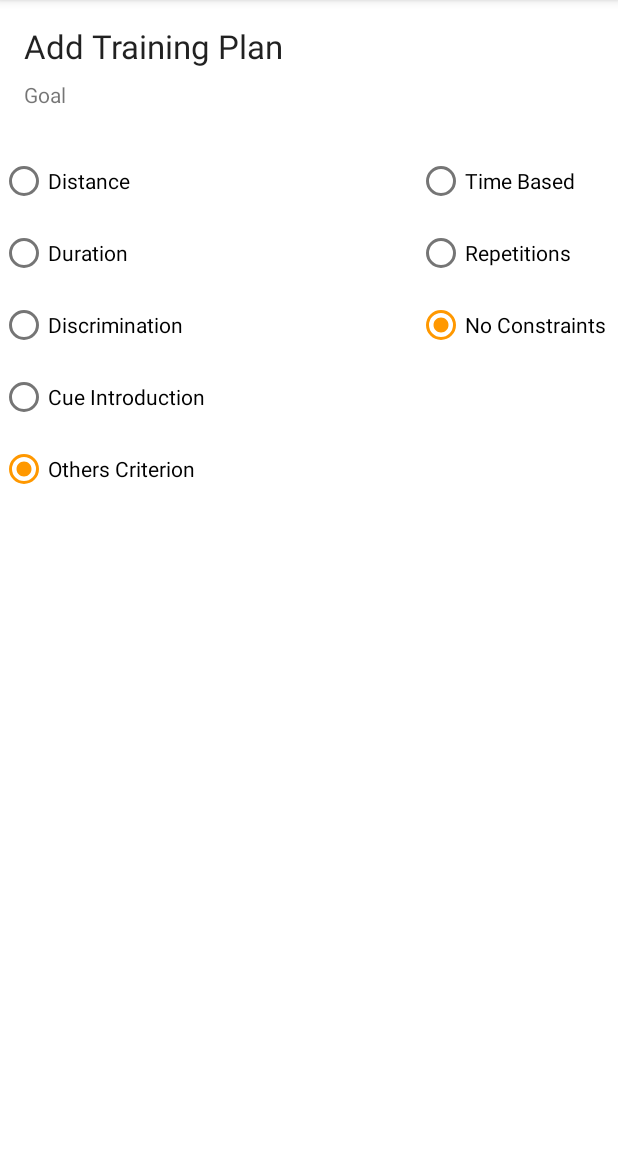
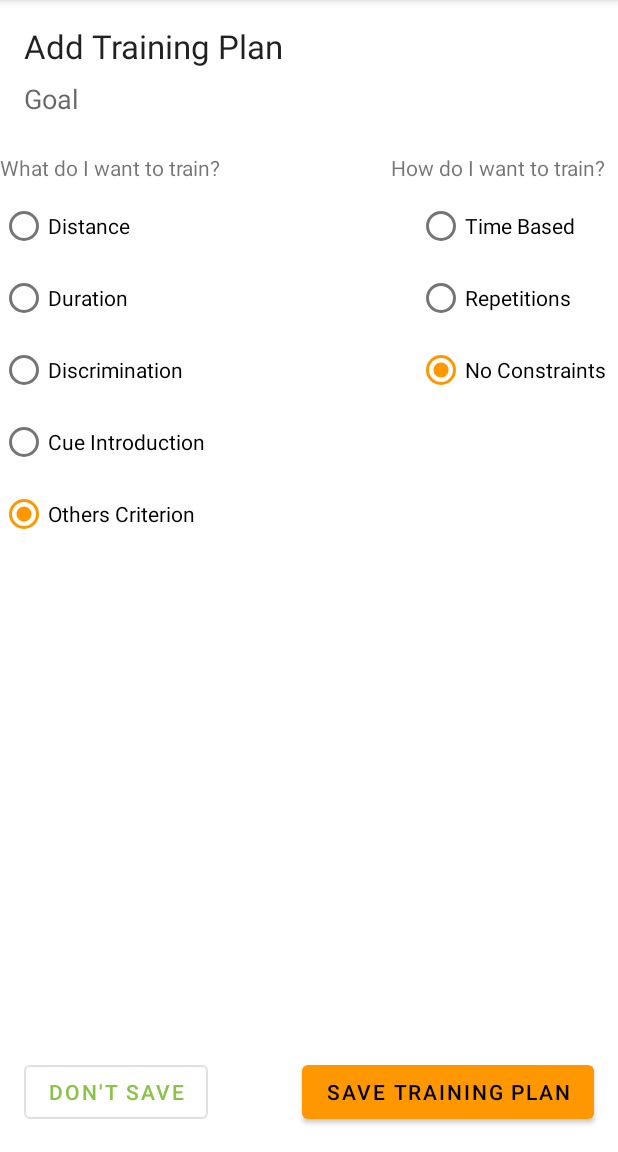
Before and after one commit to Joerg-Schultz/PlanTrainDoc, an Android app: the AddPlanFragment screen opened through its navigation route, on a phone screen of 412 x 824 dp, the part 84-1236 px from its top. Run offline under Robolectric (Android 15) with nearby library versions, the phone set to English and light mode, and no system bars; our stand-ins replace Dagger/Hilt's generated code; 5 statements that could not run were skipped.

Commit message:
Improved Layout

```diff
--- a/app/src/main/java/de/tierwohlteam/android/plantraindoc_v1/fragments/AddPlanFragment.kt
+++ b/app/src/main/java/de/tierwohlteam/android/plantraindoc_v1/fragments/AddPlanFragment.kt
@@ -32,6 +32,7 @@ class AddPlanFragment : Fragment() {
     override fun onViewCreated(view: View, savedInstanceState: Bundle?) {
         super.onViewCreated(view, savedInstanceState)
         subscribeToObservers()
+        binding.tvGoalforplan.text = viewModel.selectedGoal.value?.goal ?: "No goal defined"
     }
 
     private fun subscribeToObservers() {
--- a/app/src/main/res/layout/add_plan_fragment.xml
+++ b/app/src/main/res/layout/add_plan_fragment.xml
@@ -20,18 +20,36 @@
 
     <TextView
             android:text="@string/goal"
+            android:textAppearance="@style/TextAppearance.AppCompat.Medium"
             android:layout_width="0dp"
-            android:layout_height="wrap_content" android:id="@+id/tv_goalforplan"
+            android:layout_height="wrap_content"
+            android:id="@+id/tv_goalforplan"
             app:layout_constraintTop_toBottomOf="@+id/add_training_header"
-            app:layout_constraintStart_toStartOf="@+id/rg_criteria" app:layout_constraintEnd_toEndOf="@+id/rg_type"
-            android:layout_marginTop="8dp" android:layout_marginStart="16dp" android:layout_marginEnd="16dp"/>
+            app:layout_constraintStart_toStartOf="@+id/rg_criteria"
+            app:layout_constraintEnd_toEndOf="@+id/rg_type"
+            android:layout_marginTop="8dp"
+            android:layout_marginStart="16dp"
+            android:layout_marginEnd="16dp"/>
+
+    <TextView
+            android:text="@string/what_do_i_want_to_train"
+            android:layout_width="wrap_content"
+            android:layout_height="wrap_content" android:id="@+id/tv_traninghelper"
+            app:layout_constraintStart_toStartOf="@+id/rg_criteria"
+            app:layout_constraintTop_toBottomOf="@+id/tv_goalforplan" android:layout_marginTop="24dp"/>
+    <TextView
+            android:text="@string/how_do_i_want_to_train"
+            android:layout_width="wrap_content"
+            android:layout_height="wrap_content" android:id="@+id/tv_training_constraints"
+            app:layout_constraintEnd_toEndOf="@+id/rg_type"
+            app:layout_constraintTop_toBottomOf="@+id/tv_goalforplan" android:layout_marginTop="24dp"/>
     <RadioGroup
             android:id="@+id/rg_criteria"
             android:layout_width="wrap_content"
             android:layout_height="wrap_content"
             android:checkedButton="@id/rb_free"
             app:layout_constraintStart_toStartOf="parent"
-            app:layout_constraintTop_toBottomOf="@+id/tv_goalforplan" android:layout_marginTop="24dp">
+            android:layout_marginTop="5dp" app:layout_constraintTop_toBottomOf="@+id/tv_traninghelper">
 
         <RadioButton
                 android:id="@+id/rb_distance"
@@ -71,7 +89,7 @@
             android:layout_marginEnd="8dp"
             android:checkedButton="@id/rb_type_free"
             app:layout_constraintEnd_toEndOf="parent"
-            app:layout_constraintTop_toBottomOf="@+id/tv_goalforplan" android:layout_marginTop="24dp">
+            android:layout_marginTop="5dp" app:layout_constraintTop_toBottomOf="@+id/tv_training_constraints">
 
         <RadioButton
                 android:id="@+id/rb_type_time"
@@ -139,6 +157,29 @@
 
     </androidx.constraintlayout.widget.ConstraintLayout>
 
+    <Button
+            android:id="@+id/button_cancel"
+            android:layout_width="wrap_content"
+            android:layout_height="wrap_content"
+            android:layout_marginStart="16dp"
+            android:layout_marginBottom="16dp"
+            android:clickable="false"
+            android:text="@string/do_not_save_goal"
+            style="?attr/materialButtonOutlinedStyle"
+            app:layout_constraintBottom_toBottomOf="parent"
+            app:layout_constraintStart_toStartOf="parent"/>
+
+    <Button
+            android:id="@+id/button_saveplan"
+            android:layout_width="wrap_content"
+            android:layout_height="wrap_content"
+            android:layout_marginEnd="16dp"
+            android:layout_marginBottom="16dp"
+            android:text="@string/save_plan"
+            app:backgroundTint="@color/accent"
+            app:layout_constraintBottom_toBottomOf="parent"
+            app:layout_constraintEnd_toEndOf="parent"/>
+
 
 
 </androidx.constraintlayout.widget.ConstraintLayout>
--- a/app/src/main/res/values/strings.xml
+++ b/app/src/main/res/values/strings.xml
@@ -25,4 +25,7 @@
     <string name="time_based">Time Based</string>
     <string name="repetition">Repetitions</string>
     <string name="no_constraint">No Constraints</string>
+    <string name="save_plan">Save Training Plan</string>
+    <string name="what_do_i_want_to_train">What do I want to train?</string>
+    <string name="how_do_i_want_to_train">How do I want to train?</string>
 </resources>
```
Also changed, not shown: 1 other file.
